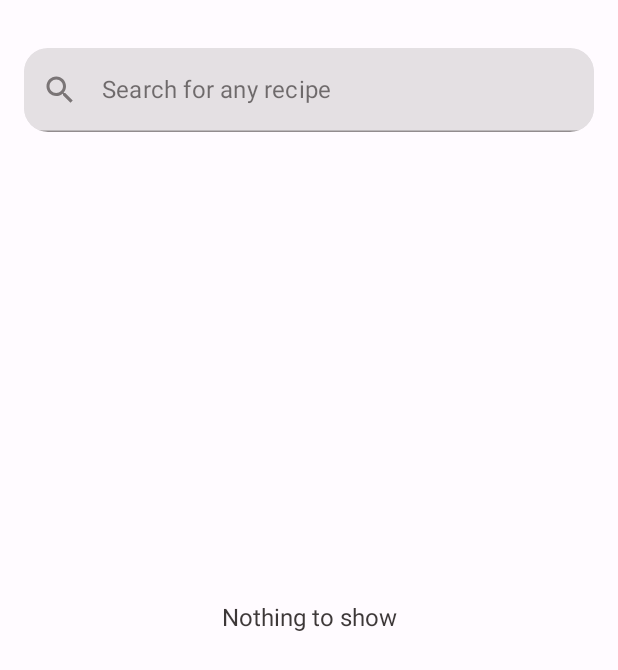
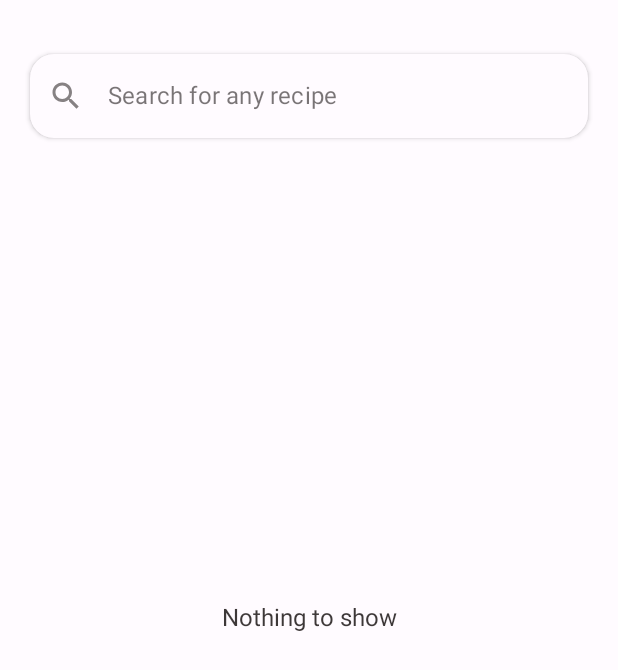
Before and after one commit to Joao360/foodplan-android, an Android app built with Jetpack Compose: the screen it shows after launch (MainActivity), on a phone screen of 412 x 824 dp. Shown: the top 670 px of the screen. Run offline under Robolectric (Android 15) with nearby library versions, the phone set to English and light mode, and no system bars; our stand-ins replace Dagger/Hilt's generated code, Timber.

Commit message:
refactor: Change style of SearchTextField

```diff
--- a/features/recipes/src/main/java/com/joaograca/recipes/presentation/search/component/SearchTextField.kt
+++ b/features/recipes/src/main/java/com/joaograca/recipes/presentation/search/component/SearchTextField.kt
@@ -1,21 +1,21 @@
 package com.joaograca.recipes.presentation.search.component
 
 import androidx.compose.foundation.background
+import androidx.compose.foundation.layout.padding
 import androidx.compose.foundation.text.KeyboardActions
 import androidx.compose.foundation.text.KeyboardOptions
-import androidx.compose.material.Icon
-import androidx.compose.material.MaterialTheme
-import androidx.compose.material.Text
-import androidx.compose.material.TextField
+import androidx.compose.material.*
 import androidx.compose.material.icons.Icons
 import androidx.compose.material.icons.filled.Search
 import androidx.compose.runtime.Composable
 import androidx.compose.ui.Modifier
 import androidx.compose.ui.draw.clip
 import androidx.compose.ui.draw.shadow
+import androidx.compose.ui.graphics.Color
 import androidx.compose.ui.text.input.ImeAction
 import androidx.compose.ui.tooling.preview.Preview
 import androidx.compose.ui.unit.dp
+import com.joaograca.core_ui.LocalSpacing
 
 @Composable
 fun SearchTextField(
@@ -24,6 +24,8 @@ fun SearchTextField(
     onSearch: () -> Unit,
     modifier: Modifier = Modifier
 ) {
+    val spacing = LocalSpacing.current
+
     TextField(
         value = text,
         onValueChange = onValueChange,
@@ -43,13 +45,19 @@ fun SearchTextField(
         leadingIcon = {
             Icon(imageVector = Icons.Default.Search, contentDescription = null)
         },
+        colors = TextFieldDefaults.textFieldColors(
+            backgroundColor = Color.Transparent,
+            focusedIndicatorColor = Color.Transparent,
+            unfocusedIndicatorColor = Color.Transparent
+        ),
         modifier = modifier
             .clip(MaterialTheme.shapes.medium)
+            .padding(spacing.spaceExtraSmall)
             .shadow(
                 elevation = 2.dp,
                 shape = MaterialTheme.shapes.medium
             )
-            .background(MaterialTheme.colors.surface),
+            .background(MaterialTheme.colors.surface)
     )
 }
 
```
